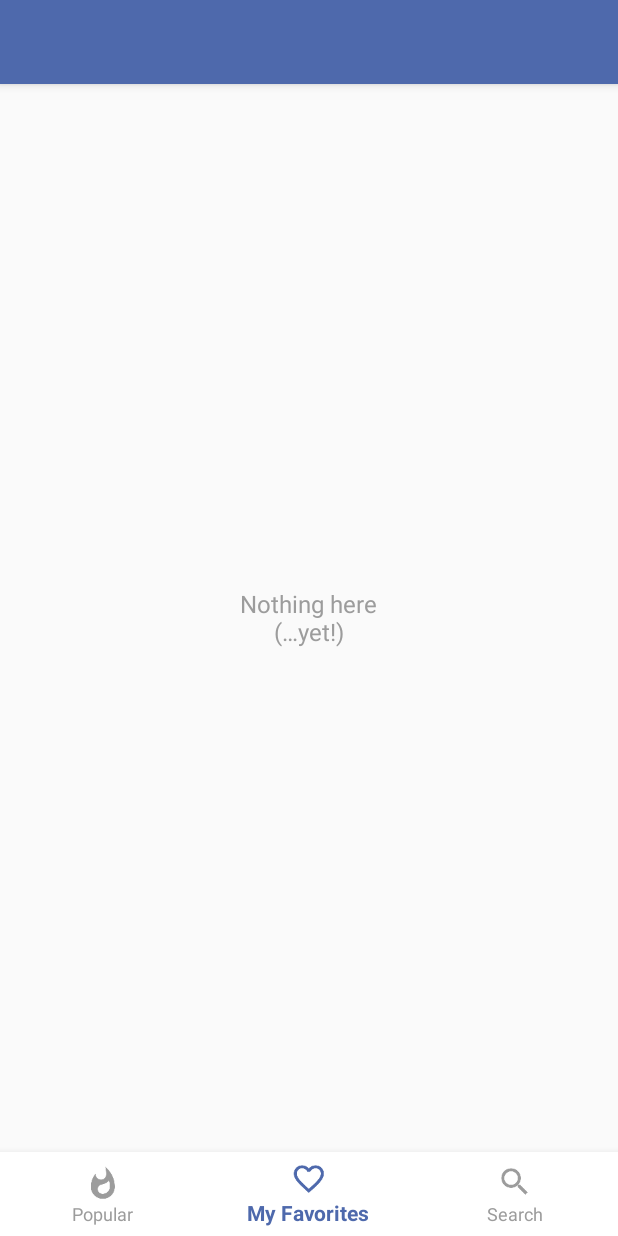
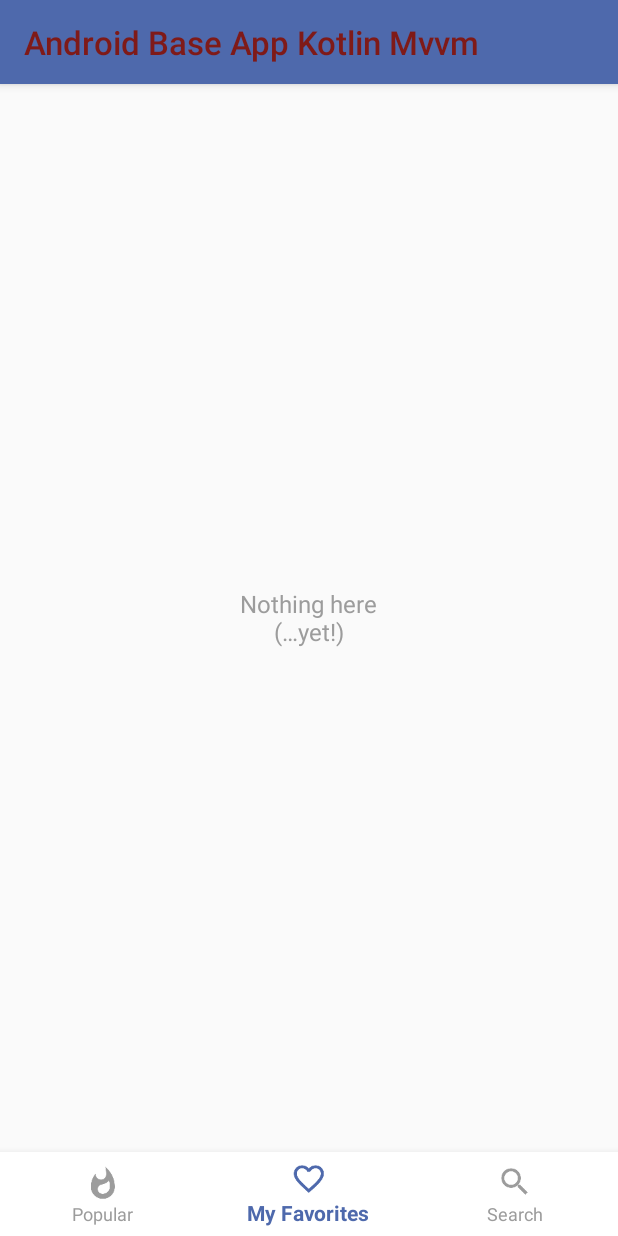
Before and after one commit to ETSEmpiricalStudyKotlinAndroidApps/AndroidBaseAppKotlinMvvm, an Android app: the fragment SearchFragment placed in its activity, item 2 of the bottom bar chosen, on a phone screen of 412 x 824 dp. Run offline under Robolectric (Android 15) with nearby library versions, the phone set to English and light mode, and no system bars; our stand-ins replace Dagger/Hilt's generated code, RxJava; pictures from the network do not load; Roboto replaces fonts that are not available here; 12 statements that could not run were skipped.

Commit message:
Fix toolbar title

```diff
--- a/app/src/main/kotlin/co/androidbaseappkotlinmvvm/MainActivity.kt
+++ b/app/src/main/kotlin/co/androidbaseappkotlinmvvm/MainActivity.kt
@@ -3,17 +3,14 @@ package co.androidbaseappkotlinmvvm
 import android.os.Bundle
 import android.support.design.widget.BottomNavigationView
 
-import android.support.v7.app.AppCompatActivity
 import android.view.MenuItem
-import co.androidbaseappkotlinmvvm.R.id.bottomNavigationView
 import co.androidbaseappkotlinmvvm.common.BaseActivity
-import co.androidbaseappkotlinmvvm.common.BaseFragment
 import co.androidbaseappkotlinmvvm.favorites.FavoriteMoviesFragment
 import co.androidbaseappkotlinmvvm.popularmovies.PopularMoviesFragment
 import co.androidbaseappkotlinmvvm.search.SearchFragment
 import kotlinx.android.synthetic.main.activity_main.*
 
-class MainActivity : BaseActivity(), BottomNavigationView.OnNavigationItemSelectedListener, PopularMoviesFragment.OnFragmentInteractionListener {
+class MainActivity : BaseActivity(), BottomNavigationView.OnNavigationItemSelectedListener, PopularMoviesFragment.PopularMoviesFragmentInteractionListener, SearchFragment.SearchFragmentInteractionListener {
 
     private lateinit var navigationBar: BottomNavigationView
 
@@ -21,7 +18,7 @@ class MainActivity : BaseActivity(), BottomNavigationView.OnNavigationItemSelect
         super.onCreate(savedInstanceState)
         setContentView(R.layout.activity_main)
 
-        addFragment(PopularMoviesFragment(), "popular")
+        addFragment(PopularMoviesFragment(), getString(R.string.popular))
 
         navigationBar = bottomNavigationView
         navigationBar.setOnNavigationItemSelectedListener(this)
@@ -35,15 +32,15 @@ class MainActivity : BaseActivity(), BottomNavigationView.OnNavigationItemSelect
         when (item.itemId) {
 
             R.id.action_popular -> {
-                addFragment(PopularMoviesFragment(), "popular")
+                addFragment(PopularMoviesFragment(), getString(R.string.popular))
             }
 
             R.id.action_favorites -> {
-                addFragment(FavoriteMoviesFragment(), "favorites")
+                addFragment(FavoriteMoviesFragment(), getString(R.string.my_favorites))
             }
 
             R.id.action_search -> {
-                addFragment(SearchFragment(), "search")
+                addFragment(SearchFragment(), getString(R.string.search))
             }
         }
 
@@ -53,6 +50,4 @@ class MainActivity : BaseActivity(), BottomNavigationView.OnNavigationItemSelect
     override fun showErrorMessage(exception: Throwable) {
         showErrorToast(exception)
     }
-
-
 }
--- a/app/src/main/kotlin/co/androidbaseappkotlinmvvm/common/BaseActivity.kt
+++ b/app/src/main/kotlin/co/androidbaseappkotlinmvvm/common/BaseActivity.kt
@@ -1,6 +1,5 @@
 package co.androidbaseappkotlinmvvm.common
 
-import android.os.Bundle
 import android.support.v7.app.AppCompatActivity
 import android.widget.Toast
 import co.androidbaseappkotlinmvvm.R
@@ -9,9 +8,10 @@ import kotlinx.android.synthetic.main.toolbar.*
 
 abstract class BaseActivity : AppCompatActivity() {
 
-    override fun onCreate(savedInstanceState: Bundle?) {
-        super.onCreate(savedInstanceState)
+    override fun setContentView(layoutResID: Int) {
+        super.setContentView(layoutResID)
         setSupportActionBar(toolbar)
+        toolbar.title = getString(R.string.app_name)
     }
 
     protected fun addFragment(fragment: BaseFragment, title: String){
--- a/app/src/main/kotlin/co/androidbaseappkotlinmvvm/popularmovies/PopularMoviesFragment.kt
+++ b/app/src/main/kotlin/co/androidbaseappkotlinmvvm/popularmovies/PopularMoviesFragment.kt
@@ -3,7 +3,6 @@ package co.androidbaseappkotlinmvvm.popularmovies
 import android.arch.lifecycle.Observer
 import android.arch.lifecycle.ViewModelProviders
 import android.content.Context
-import android.net.Uri
 import android.os.Bundle
 import android.support.v7.widget.GridLayoutManager
 import android.support.v7.widget.RecyclerView
@@ -11,7 +10,6 @@ import android.view.LayoutInflater
 import android.view.View
 import android.view.ViewGroup
 import android.widget.ProgressBar
-import android.widget.Toast
 import co.androidbaseappkotlinmvvm.R
 import co.androidbaseappkotlinmvvm.App
 import co.androidbaseappkotlinmvvm.common.BaseFragment
@@ -30,7 +28,7 @@ class PopularMoviesFragment : BaseFragment() {
     private lateinit var progressBar: ProgressBar
     private lateinit var popularMoviesAdapter: PopularMoviesAdapter
 
-    private var listener: OnFragmentInteractionListener? = null
+    private var popularMoviesFragmentInteractionListener: PopularMoviesFragmentInteractionListener? = null
 
     override fun onCreate(savedInstanceState: Bundle?) {
         super.onCreate(savedInstanceState)
@@ -49,15 +47,15 @@ class PopularMoviesFragment : BaseFragment() {
         })
         viewModel.errorState.observe(this, Observer { throwable ->
             throwable?.let {
-                listener?.showErrorMessage(throwable)
+                popularMoviesFragmentInteractionListener?.showErrorMessage(throwable)
             }
         })
     }
 
     override fun onAttach(context: Context) {
         super.onAttach(context)
-        if (context is OnFragmentInteractionListener) {
-            listener = context
+        if (context is PopularMoviesFragmentInteractionListener) {
+            popularMoviesFragmentInteractionListener = context
         } else {
             throw RuntimeException(context.toString() + " must implement OnFragmentInteractionListener")
         }
@@ -65,7 +63,7 @@ class PopularMoviesFragment : BaseFragment() {
 
     override fun onDetach() {
         super.onDetach()
-        listener = null
+        popularMoviesFragmentInteractionListener = null
     }
 
     private fun handleViewState(state: PopularMoviesViewState) {
@@ -93,7 +91,7 @@ class PopularMoviesFragment : BaseFragment() {
         (activity?.application as App).releasePopularComponent()
     }
 
-    interface OnFragmentInteractionListener {
+    interface PopularMoviesFragmentInteractionListener {
         fun showErrorMessage(exception: Throwable)
     }
 }
--- a/app/src/main/kotlin/co/androidbaseappkotlinmvvm/search/SearchFragment.kt
+++ b/app/src/main/kotlin/co/androidbaseappkotlinmvvm/search/SearchFragment.kt
@@ -54,6 +54,7 @@ class SearchFragment : BaseFragment(), TextWatcher {
     private lateinit var searchSubject: PublishSubject<String>
     private val compositeDisposable = CompositeDisposable()
 
+    private var searchFragmentInteractionListener: SearchFragmentInteractionListener? = null
 
     override fun onCreate(savedInstanceState: Bundle?) {
         super.onCreate(savedInstanceState)
@@ -137,6 +138,21 @@ class SearchFragment : BaseFragment(), TextWatcher {
         outState.putString("lastSearch", searchEditText.text.toString())
     }
 
+    override fun onAttach(context: Context) {
+        super.onAttach(context)
+        if (context is SearchFragmentInteractionListener) {
+            searchFragmentInteractionListener = context
+        } else {
+            throw RuntimeException(context.toString() + " must implement SearchFragmentInteractionListener")
+        }
+    }
+
+    override fun onDetach() {
+        super.onDetach()
+        searchFragmentInteractionListener = null
+    }
+
+
     override fun onDestroyView() {
         super.onDestroyView()
         showSoftKeyboard(false)
@@ -144,4 +160,8 @@ class SearchFragment : BaseFragment(), TextWatcher {
         (activity?.application as App).releaseSearchComponent()
     }
 
+    interface SearchFragmentInteractionListener {
+        fun showErrorMessage(exception: Throwable)
+    }
+
 }
--- a/app/src/main/res/values/strings.xml
+++ b/app/src/main/res/values/strings.xml
@@ -1,5 +1,5 @@
 <resources>
-    <string name="app_name">MovieNight</string>
+    <string name="app_name">Android Base App Kotlin Mvvm</string>
     <string name="transition_poster">poster_transition</string>
     <string name="transition_title">title_transition</string>
     <string name="release_date_template">Released: %s</string>
--- a/data/src/main/kotlin/co/androidbaseappkotlinmvvm/data/repositories/CachedMoviesDataStore.kt
+++ b/data/src/main/kotlin/co/androidbaseappkotlinmvvm/data/repositories/CachedMoviesDataStore.kt
@@ -6,9 +6,6 @@ import co.androidbaseappkotlinmvvm.domain.entities.MovieEntity
 import co.androidbaseappkotlinmvvm.domain.entities.Optional
 import io.reactivex.Observable
 
-/**
- * Created by Yossi Segev on 22/01/2018.
- */
 class CachedMoviesDataStore(private val moviesCache: MoviesCache): MoviesDataStore {
 
     override fun search(query: String): Observable<List<MovieEntity>> {
```
